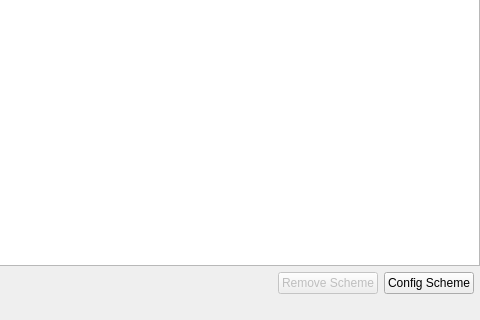
Before: the Qt Designer form kcms/colors/colorsettings.ui in Sonic-DE/sonic-desktop-interface, drawn with Qt 5; both pictures show x 256 to 736 and y 102 to 422 of the 736 by 422 pixel window.
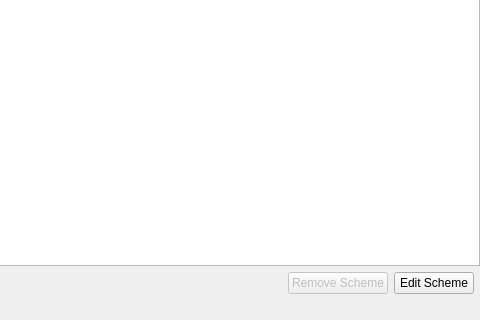
After: the same form once the commit is applied. Custom widgets are drawn as their Qt base class.

What changed in the file:
```diff
--- a/kcms/colors/colorsettings.ui
+++ b/kcms/colors/colorsettings.ui
@@ -31,7 +31,7 @@
         <string>Configure the current color scheme</string>
        </property>
        <property name="text">
-        <string>Config Scheme</string>
+        <string>Edit Scheme</string>
        </property>
        <property name="flat">
         <bool>false</bool>
```
